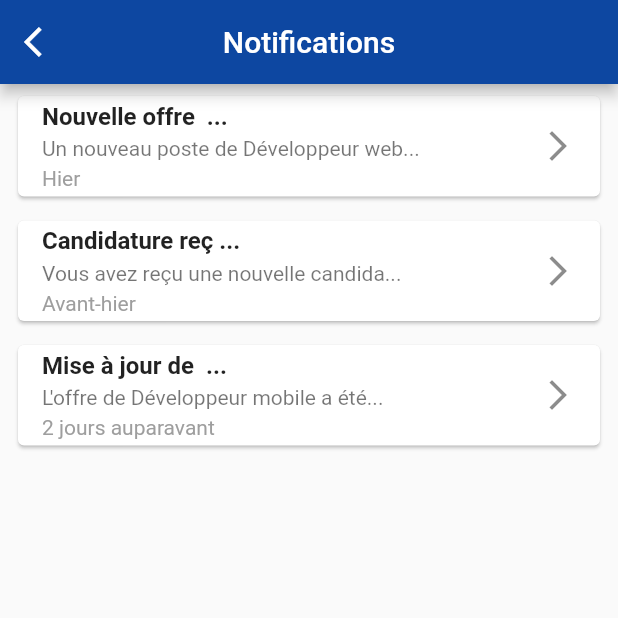
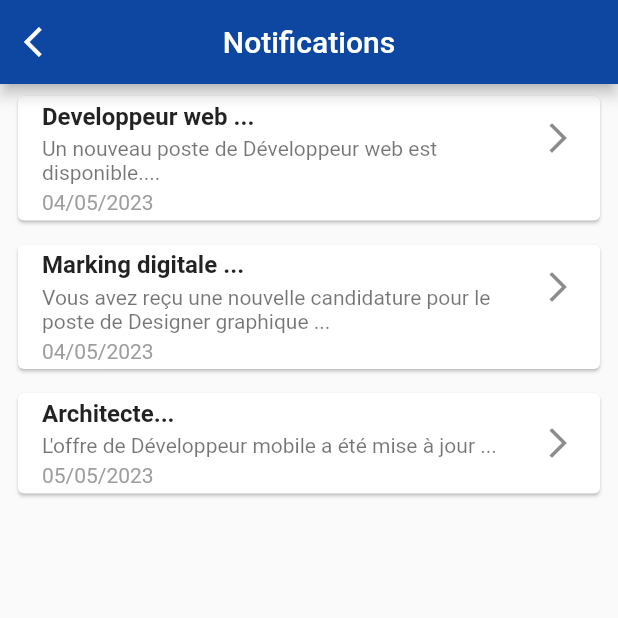
Before and after one commit to MxUnivers/emLB2Sni98jAzx5853xq5TzNGeR7, a Flutter app: the NotificationPage screen opened directly, on a phone screen of 412 x 824 dp, the top half of it. Run offline on Flutter 3.47's test engine with Material 2 defaults, Android fonts, the phone set to English and light mode, and no system bars; our stand-ins replace font_awesome_flutter, get, iconly; network calls fail.

Commit message:
#v1 Succés

```diff
--- a/lib/views/notifcations/NotificationPage.dart
+++ b/lib/views/notifcations/NotificationPage.dart
@@ -1,4 +1,5 @@
 import 'package:flutter/material.dart';
+import 'package:mobileoffreemploi/views/emplois/DetailEmploiPage.dart';
 
 class NotificationPage extends StatelessWidget {
   const NotificationPage({Key? key}) : super(key: key);
@@ -18,19 +19,19 @@ class NotificationPage extends StatelessWidget {
       body: ListView(
         children: [
           NotificationCard(
-            title: 'Nouvelle offre d\'emploi'.substring(0,15)+" ...",
-            description: 'Un nouveau poste de Développeur web est disponible.'.substring(0,35)+"...",
-            date: 'Hier',
+            title: "Developpeur web ...",
+            description: "Un nouveau poste de Développeur web est disponible....",
+            date: '04/05/2023',
           ),
           NotificationCard(
-            title: 'Candidature reçue'.substring(0,15)+" ...",
-            description: 'Vous avez reçu une nouvelle candidature pour le poste de Designer graphique.'.substring(0,35)+"...",
-            date: 'Avant-hier',
+            title: "Marking digitale ...",
+            description: "Vous avez reçu une nouvelle candidature pour le poste de Designer graphique ...",
+            date: '04/05/2023',
           ),
           NotificationCard(
-            title: 'Mise à jour de l\'offre d\'emploi'.substring(0,15)+" ...",
-            description: 'L\'offre de Développeur mobile a été mise à jour.'.substring(0,35)+"...",
-            date: '2 jours auparavant',
+            title: "Architecte...",
+            description: "L\'offre de Développeur mobile a été mise à jour ...",
+            date: "05/05/2023",
           ),
         ],
       ),
@@ -72,7 +73,13 @@ class NotificationCard extends StatelessWidget {
             ],
           ),
           trailing: Icon(Icons.arrow_forward_ios),
-          onTap: () {},
+          onTap: () {
+            Navigator.push(
+              context,
+              MaterialPageRoute(
+                  builder: (context) => DetailEmploiPage()),
+            );
+          },
         ),
       ),
     );
--- a/lib/views/profile/ProfilePage.dart
+++ b/lib/views/profile/ProfilePage.dart
@@ -8,8 +8,10 @@ class ProfilePage extends StatelessWidget {
     return Scaffold(
       appBar: AppBar(
         leading: IconButton(
-          onPressed: () {},
-          icon: Icon(Icons.backspace_outlined),
+          onPressed: () {
+            Navigator.pop(context);
+          },
+          icon: Icon(Icons.arrow_back_ios),
         ),
         title: Text('Mon profil'),
         centerTitle: true,
--- a/pubspec.yaml
+++ b/pubspec.yaml
@@ -41,6 +41,7 @@ dependencies:
   iconly: ^1.0.1
   http: ^0.13.5
   get: ^4.6.5
+  shared_preferences: ^2.1.0
 
 dev_dependencies:
   flutter_test:
```
Also changed, not shown: lib/views/HomePage.dart (+51 -10 lines), lib/views/emplois/ListEmploisPage.dart (+9 -1 lines), lib/views/emplois/SearchEmploisPage.dart (+9 -1 lines), pubspec.lock, 1 other file.
